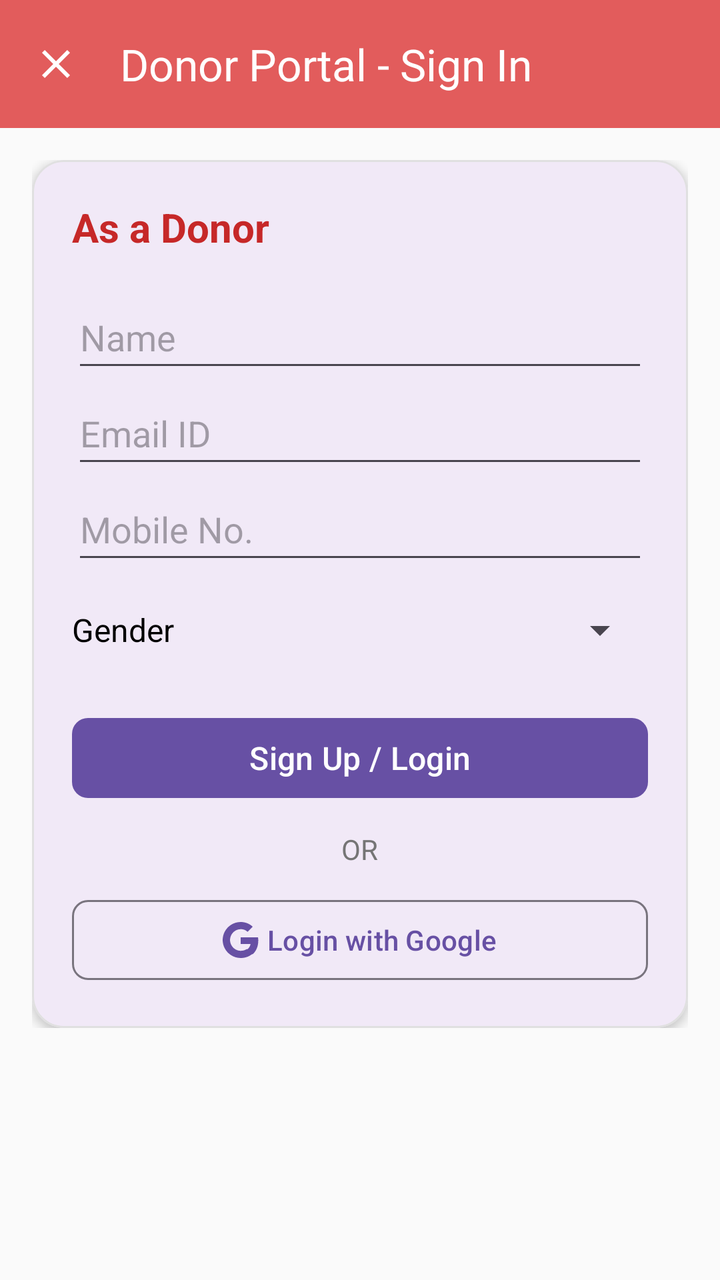
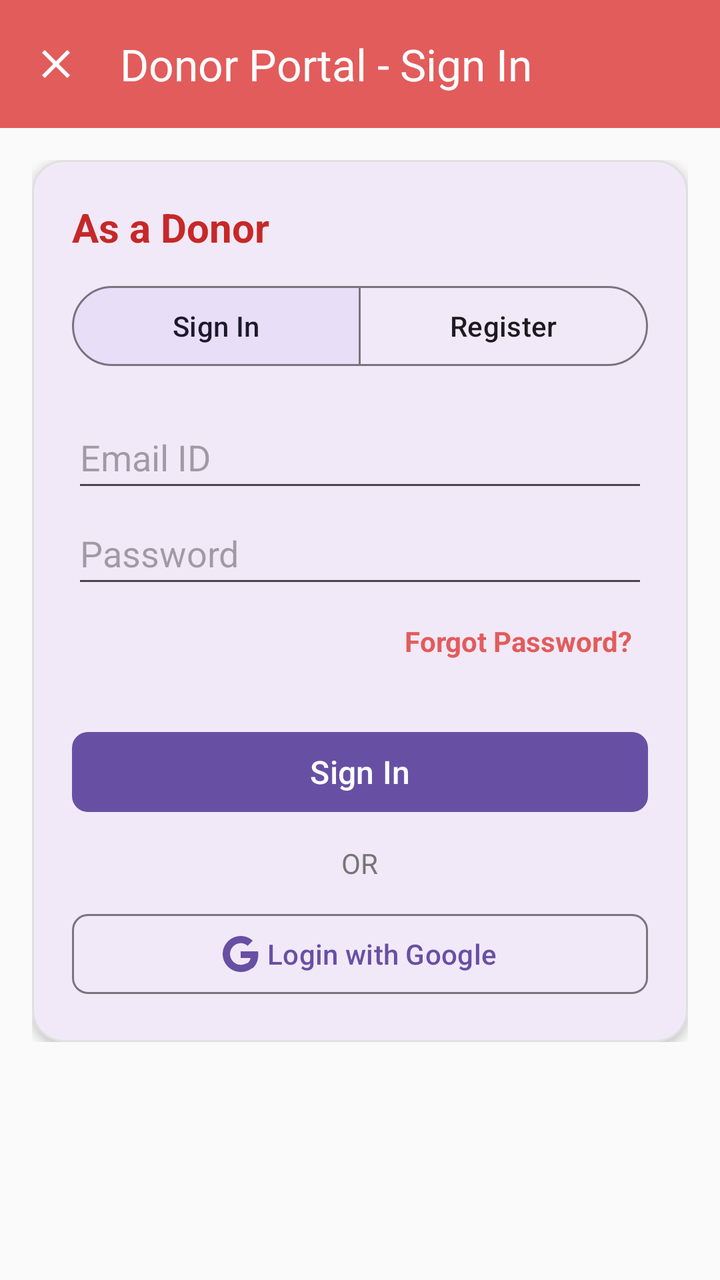

Compare the two renders of this Android layout. The source of the first and the diff that turns it into the second are given below.
<!-- AndroidManifest.xml: application theme Theme.BloodBank -->
<!-- res/layout/activity_donor_auth.xml -->
<?xml version="1.0" encoding="utf-8"?>
<androidx.coordinatorlayout.widget.CoordinatorLayout
    xmlns:android="http://schemas.android.com/apk/res/android"
    xmlns:app="http://schemas.android.com/apk/res-auto"
    android:id="@+id/coordinatorLayoutDonorAuth"
    android:layout_width="match_parent"
    android:layout_height="match_parent"
    android:fitsSystemWindows="true">

    <LinearLayout
        android:layout_width="match_parent"
        android:layout_height="match_parent"
        android:orientation="vertical">

        
        <com.google.android.material.appbar.AppBarLayout
            android:layout_width="match_parent"
            android:layout_height="wrap_content">

            <com.google.android.material.appbar.MaterialToolbar
                android:id="@+id/toolbarDonorAuth"
                android:layout_width="match_parent"
                android:layout_height="?attr/actionBarSize"
                android:background="@color/pastel_red"
                app:title="@string/donor_auth_title"
                app:titleTextColor="@android:color/white"
                app:navigationIcon="@drawable/ic_clear"
                app:navigationIconTint="@android:color/white" />

        </com.google.android.material.appbar.AppBarLayout>

        <ScrollView
            android:layout_width="match_parent"
            android:layout_height="0dp"
            android:layout_weight="1"
            android:padding="16dp">

            <LinearLayout
                android:layout_width="match_parent"
                android:layout_height="wrap_content"
                android:orientation="vertical">

                <com.google.android.material.card.MaterialCardView
                    android:layout_width="match_parent"
                    android:layout_height="wrap_content"
                    app:cardCornerRadius="16dp"
                    app:cardElevation="3dp"
                    app:strokeWidth="1dp"
                    app:strokeColor="#E0E0E0">

                    <LinearLayout
                        android:layout_width="match_parent"
                        android:layout_height="wrap_content"
                        android:orientation="vertical"
                        android:padding="20dp">

                        <TextView
                            android:layout_width="wrap_content"
                            android:layout_height="wrap_content"
                            android:text="@string/role_donor"
                            android:textSize="20sp"
                            android:textStyle="bold"
                            android:textColor="#C62828"
                            android:layout_marginBottom="16dp" />

                        <EditText
                            android:id="@+id/etDonorAuthName"
                            android:layout_width="match_parent"
                            android:layout_height="wrap_content"
                            android:hint="@string/name_hint"
                            android:inputType="textPersonName"
                            android:autofillHints="name"
                            android:minHeight="48dp" />

                        <EditText
                            android:id="@+id/etDonorAuthEmail"
                            android:layout_width="match_parent"
                            android:layout_height="wrap_content"
                            android:hint="@string/hint_email"
                            android:inputType="textEmailAddress"
                            android:autofillHints="emailAddress"
                            android:minHeight="48dp" />

                        <EditText
                            android:id="@+id/etDonorAuthMobile"
                            android:layout_width="match_parent"
                            android:layout_height="wrap_content"
                            android:hint="@string/hint_mobile"
                            android:inputType="phone"
                            android:autofillHints="phone"
                            android:minHeight="48dp" />

                        <LinearLayout
                            android:layout_width="match_parent"
                            android:layout_height="wrap_content"
                            android:orientation="horizontal"
                            android:gravity="center_vertical"
                            android:layout_marginTop="4dp"
                            android:layout_marginBottom="16dp">

                            <TextView
                                android:layout_width="wrap_content"
                                android:layout_height="wrap_content"
                                android:text="@string/hint_gender"
                                android:textSize="16sp"
                                android:textColor="@android:color/black"
                                android:layout_marginEnd="12dp" />

                            <Spinner
                                android:id="@+id/spDonorAuthGender"
                                android:layout_width="match_parent"
                                android:layout_height="wrap_content"
                                android:importantForAutofill="no"
                                android:minHeight="48dp" />
                        </LinearLayout>

                        <com.google.android.material.button.MaterialButton
                            android:id="@+id/btnDonorLogin"
                            android:layout_width="match_parent"
                            android:layout_height="wrap_content"
                            android:text="@string/btn_login_signup"
                            android:textSize="16sp"
                            app:cornerRadius="8dp" />

                        <TextView
                            android:layout_width="wrap_content"
                            android:layout_height="wrap_content"
                            android:text="@string/or_divider"
                            android:layout_gravity="center"
                            android:textSize="14sp"
                            android:textColor="#757575"
                            android:layout_marginTop="12dp"
                            android:layout_marginBottom="12dp" />

                        <com.google.android.material.button.MaterialButton
                            android:id="@+id/btnDonorGoogleLogin"
                            style="?attr/materialButtonOutlinedStyle"
                            android:layout_width="match_parent"
                            android:layout_height="wrap_content"
                            android:text="@string/btn_google_login"
                            app:icon="@drawable/ic_google"
                            app:iconGravity="textStart"
                            app:cornerRadius="8dp" />

                    </LinearLayout>

                </com.google.android.material.card.MaterialCardView>

            </LinearLayout>

        </ScrollView>

    </LinearLayout>

</androidx.coordinatorlayout.widget.CoordinatorLayout>
<!-- resources referenced by this layout -->
<resources>
  <color name="pastel_red">#E25C5C</color>
  <!-- drawable ic_clear (drawable) -->
  <?xml version="1.0" encoding="utf-8"?>
  <vector xmlns:android="http://schemas.android.com/apk/res/android"
      android:width="24dp"
      android:height="24dp"
      android:viewportWidth="24"
      android:viewportHeight="24">
    <path
        android:fillColor="#FFFFFF"
        android:pathData="M19,6.41L17.59,5,12,10.59,6.41,5,5,6.41,10.59,12,5,17.59,6.41,19,12,13.41,17.59,19,19,17.59,13.41,12z"/>
  </vector>
  <!-- drawable ic_google (drawable) -->
  <?xml version="1.0" encoding="utf-8"?>
  <vector xmlns:android="http://schemas.android.com/apk/res/android"
      android:width="24dp"
      android:height="24dp"
      android:viewportWidth="24"
      android:viewportHeight="24">
    <path
        android:fillColor="#4285F4"
        android:pathData="M23.745,12.27c0,-0.7,-0.06,-1.4,-0.19,-2.07H12v4.51h6.6c-0.29,1.52 -1.14,2.82 -2.4,3.68v3.05h3.88c2.27,-2.09 3.66,-5.17 3.66,-9.17z"/>
    <path
        android:fillColor="#34A853"
        android:pathData="M12,24c3.24,0 5.95,-1.08 7.93,-2.91l-3.88,-3.05c-1.08,0.72 -2.45,1.16 -4.05,1.16 -3.12,0 -5.77,-2.11 -6.72,-4.96H1.29v3.15C3.26,21.3 7.37,24 12,24z"/>
    <path
        android:fillColor="#FBBC05"
        android:pathData="M5.28,14.24c-0.25,-0.72 -0.38,-1.49 -0.38,-2.24s0.13,-1.52 0.38,-2.24V6.61H1.29C0.47,8.24 0,10.06 0,12s0.47,3.76 1.29,5.39l3.99,-3.15z"/>
    <path
        android:fillColor="#EA4335"
        android:pathData="M12,4.75c1.77,0 3.35,0.61 4.6,1.8l3.42,-3.42C17.95,1.19 15.24,0 12,0 7.37,0 3.26,2.7 1.29,6.61l3.99,3.15c0.95,-2.85 3.6,-4.96 6.72,-4.96z"/>
  </vector>
  <string name="btn_google_login">Login with Google</string>
  <string name="btn_login_signup">Sign Up / Login</string>
  <string name="donor_auth_title">Donor Portal - Sign In</string>
  <string name="hint_email">Email ID</string>
  <string name="hint_gender">Gender</string>
  <string name="hint_mobile">Mobile No.</string>
  <string name="name_hint">Name</string>
  <string name="or_divider">OR</string>
  <string name="role_donor">As a Donor</string>
  <style name="Theme.BloodBank" parent="Base.Theme.BloodBank" />
  <style name="Base.Theme.BloodBank" parent="Theme.Material3.DayNight.NoActionBar">
          <item name="android:windowBackground">#FAFAFA</item>
          <item name="materialAlertDialogTheme">@style/MaterialDialogCardTheme</item>
      </style>
  <style name="MaterialDialogCardTheme" parent="ThemeOverlay.Material3.MaterialAlertDialog">
          <item name="shapeAppearanceOverlay">@style/DialogCardShape</item>
      </style>
  <style name="DialogCardShape" parent="">
          <item name="cornerSize">20dp</item>
      </style>
</resources>

<!-- the commit's change to res/layout/activity_donor_auth.xml (unified diff, before → after) -->
@@ -61,16 +61,35 @@
                             android:textSize="20sp"
                             android:textStyle="bold"
                             android:textColor="#C62828"
-                            android:layout_marginBottom="16dp" />
-
-                        <EditText
-                            android:id="@+id/etDonorAuthName"
-                            android:layout_width="match_parent"
-                            android:layout_height="wrap_content"
-                            android:hint="@string/name_hint"
-                            android:inputType="textPersonName"
-                            android:autofillHints="name"
-                            android:minHeight="48dp" />
+                            android:layout_marginBottom="12dp" />
+
+                        
+                        <com.google.android.material.button.MaterialButtonToggleGroup
+                            android:id="@+id/toggleGroupDonorMode"
+                            android:layout_width="match_parent"
+                            android:layout_height="wrap_content"
+                            android:layout_marginBottom="16dp"
+                            app:singleSelection="true"
+                            app:selectionRequired="true"
+                            app:checkedButton="@id/btnModeDonorSignIn">
+
+                            <com.google.android.material.button.MaterialButton
+                                android:id="@+id/btnModeDonorSignIn"
+                                style="?attr/materialButtonOutlinedStyle"
+                                android:layout_width="0dp"
+                                android:layout_height="wrap_content"
+                                android:layout_weight="1"
+                                android:text="@string/mode_sign_in" />
+
+                            <com.google.android.material.button.MaterialButton
+                                android:id="@+id/btnModeDonorRegister"
+                                style="?attr/materialButtonOutlinedStyle"
+                                android:layout_width="0dp"
+                                android:layout_height="wrap_content"
+                                android:layout_weight="1"
+                                android:text="@string/mode_register" />
+
+                        </com.google.android.material.button.MaterialButtonToggleGroup>
 
                         <EditText
                             android:id="@+id/etDonorAuthEmail"
@@ -82,45 +101,148 @@
                             android:minHeight="48dp" />
 
                         <EditText
-                            android:id="@+id/etDonorAuthMobile"
-                            android:layout_width="match_parent"
-                            android:layout_height="wrap_content"
-                            android:hint="@string/hint_mobile"
-                            android:inputType="phone"
-                            android:autofillHints="phone"
+                            android:id="@+id/etDonorAuthPassword"
+                            android:layout_width="match_parent"
+                            android:layout_height="wrap_content"
+                            android:hint="@string/hint_password"
+                            android:inputType="textPassword"
+                            android:importantForAutofill="no"
                             android:minHeight="48dp" />
 
+                        <TextView
+                            android:id="@+id/tvDonorForgotPassword"
+                            android:layout_width="wrap_content"
+                            android:layout_height="wrap_content"
+                            android:layout_gravity="end"
+                            android:layout_marginTop="4dp"
+                            android:layout_marginBottom="8dp"
+                            android:padding="8dp"
+                            android:text="@string/forgot_password"
+                            android:textColor="@color/pastel_red"
+                            android:textSize="14sp"
+                            android:textStyle="bold"
+                            android:clickable="true"
+                            android:focusable="true"
+                            android:background="?attr/selectableItemBackground" />
+
+                        
                         <LinearLayout
-                            android:layout_width="match_parent"
-                            android:layout_height="wrap_content"
-                            android:orientation="horizontal"
-                            android:gravity="center_vertical"
-                            android:layout_marginTop="4dp"
-                            android:layout_marginBottom="16dp">
-
-                            <TextView
-                                android:layout_width="wrap_content"
-                                android:layout_height="wrap_content"
-                                android:text="@string/hint_gender"
-                                android:textSize="16sp"
-                                android:textColor="@android:color/black"
-                                android:layout_marginEnd="12dp" />
-
-                            <Spinner
-                                android:id="@+id/spDonorAuthGender"
-                                android:layout_width="match_parent"
-                                android:layout_height="wrap_content"
+                            android:id="@+id/layoutDonorRegistrationFields"
+                            android:layout_width="match_parent"
+                            android:layout_height="wrap_content"
+                            android:orientation="vertical"
+                            android:visibility="gone">
+
+                            <EditText
+                                android:id="@+id/etDonorAuthConfirmPassword"
+                                android:layout_width="match_parent"
+                                android:layout_height="wrap_content"
+                                android:hint="@string/hint_confirm_password"
+                                android:inputType="textPassword"
                                 android:importantForAutofill="no"
                                 android:minHeight="48dp" />
+
+                            <EditText
+                                android:id="@+id/etDonorAuthName"
+                                android:layout_width="match_parent"
+                                android:layout_height="wrap_content"
+                                android:hint="@string/name_hint"
+                                android:inputType="textPersonName"
+                                android:autofillHints="name"
+                                android:minHeight="48dp" />
+
+                            <EditText
+                                android:id="@+id/etDonorAuthMobile"
+                                android:layout_width="match_parent"
+                                android:layout_height="wrap_content"
+                                android:hint="@string/hint_mobile"
+                                android:inputType="phone"
+                                android:autofillHints="phone"
+                                android:minHeight="48dp" />
+
+                            <EditText
+                                android:id="@+id/etDonorAuthAge"
+                                android:layout_width="match_parent"
+                                android:layout_height="wrap_content"
+                                android:hint="@string/hint_age"
+                                android:inputType="number"
+                                android:importantForAutofill="no"
+                                android:minHeight="48dp" />
+
+                            <LinearLayout
+                                android:layout_width="match_parent"
+                                android:layout_height="wrap_content"
+                                android:orientation="horizontal"
+                                android:gravity="center_vertical"
+                                android:layout_marginTop="4dp">
+
+                                <TextView
+                                    android:layout_width="wrap_content"
+                                    android:layout_height="wrap_content"
+                                    android:text="@string/hint_gender"
+                                    android:textSize="16sp"
+                                    android:textColor="@android:color/black"
+                                    android:layout_marginEnd="12dp" />
+
+                                <Spinner
+                                    android:id="@+id/spDonorAuthGender"
+                                    android:layout_width="match_parent"
+                                    android:layout_height="wrap_content"
+                                    android:importantForAutofill="no"
+                                    android:minHeight="48dp" />
+                            </LinearLayout>
+
+                            <LinearLayout
+                                android:layout_width="match_parent"
+                                android:layout_height="wrap_content"
+                                android:orientation="horizontal"
+                                android:gravity="center_vertical"
+                                android:layout_marginTop="4dp">
+
+                                <TextView
+                                    android:layout_width="wrap_content"
+                                    android:layout_height="wrap_content"
+                                    android:text="@string/blood_group_label"
+                                    android:textSize="16sp"
+                                    android:textColor="@android:color/black"
+                                    android:layout_marginEnd="12dp" />
+
+                                <Spinner
+                                    android:id="@+id/spDonorAuthBloodGroup"
+                                    android:layout_width="match_parent"
+                                    android:layout_height="wrap_content"
+                                    android:importantForAutofill="no"
+                                    android:minHeight="48dp" />
+                            </LinearLayout>
+
                         </LinearLayout>
 
                         <com.google.android.material.button.MaterialButton
                             android:id="@+id/btnDonorLogin"
                             android:layout_width="match_parent"
                             android:layout_height="wrap_content"
-                            android:text="@string/btn_login_signup"
+                            android:text="@string/mode_sign_in"
                             android:textSize="16sp"
+                            android:layout_marginTop="16dp"
                             app:cornerRadius="8dp" />
+
+                        <com.google.android.material.button.MaterialButton
+                            android:id="@+id/btnDonorRetryProfile"
+                            style="?attr/materialButtonOutlinedStyle"
+                            android:layout_width="match_parent"
+                            android:layout_height="wrap_content"
+                            android:text="@string/btn_retry_profile"
+                            android:layout_marginTop="8dp"
+                            android:visibility="gone"
+                            app:cornerRadius="8dp" />
+
+                        <ProgressBar
+                            android:id="@+id/pbDonorAuth"
+                            android:layout_width="wrap_content"
+                            android:layout_height="wrap_content"
+                            android:layout_gravity="center"
+                            android:layout_marginTop="8dp"
+                            android:visibility="gone" />
 
                         <TextView
                             android:layout_width="wrap_content"
<!-- resource entries referenced after the edit -->
@@ -32,12 +32,19 @@
         android:fillColor="#EA4335"
         android:pathData="M12,4.75c1.77,0 3.35,0.61 4.6,1.8l3.42,-3.42C17.95,1.19 15.24,0 12,0 7.37,0 3.26,2.7 1.29,6.61l3.99,3.15c0.95,-2.85 3.6,-4.96 6.72,-4.96z"/>
   </vector>
+  <string name="blood_group_label">Blood Group: </string>
   <string name="btn_google_login">Login with Google</string>
-  <string name="btn_login_signup">Sign Up / Login</string>
+  <string name="btn_retry_profile">Retry Profile Creation</string>
   <string name="donor_auth_title">Donor Portal - Sign In</string>
+  <string name="forgot_password">Forgot Password?</string>
+  <string name="hint_age">Age</string>
+  <string name="hint_confirm_password">Confirm Password</string>
   <string name="hint_email">Email ID</string>
   <string name="hint_gender">Gender</string>
   <string name="hint_mobile">Mobile No.</string>
+  <string name="hint_password">Password</string>
+  <string name="mode_register">Register</string>
+  <string name="mode_sign_in">Sign In</string>
   <string name="name_hint">Name</string>
   <string name="or_divider">OR</string>
   <string name="role_donor">As a Donor</string>
